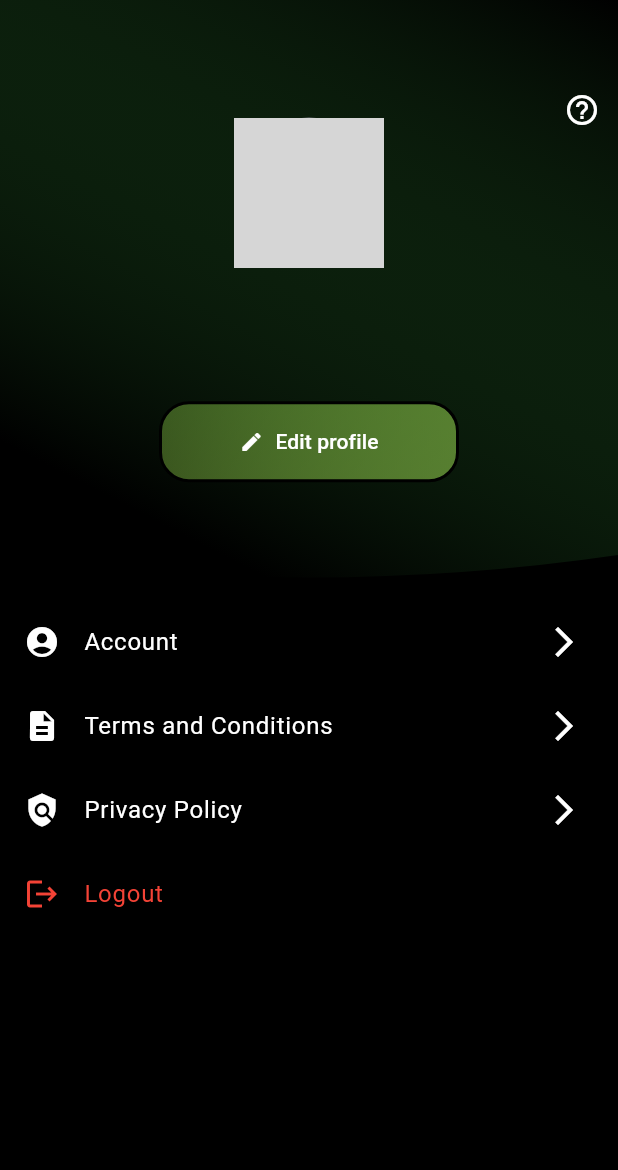
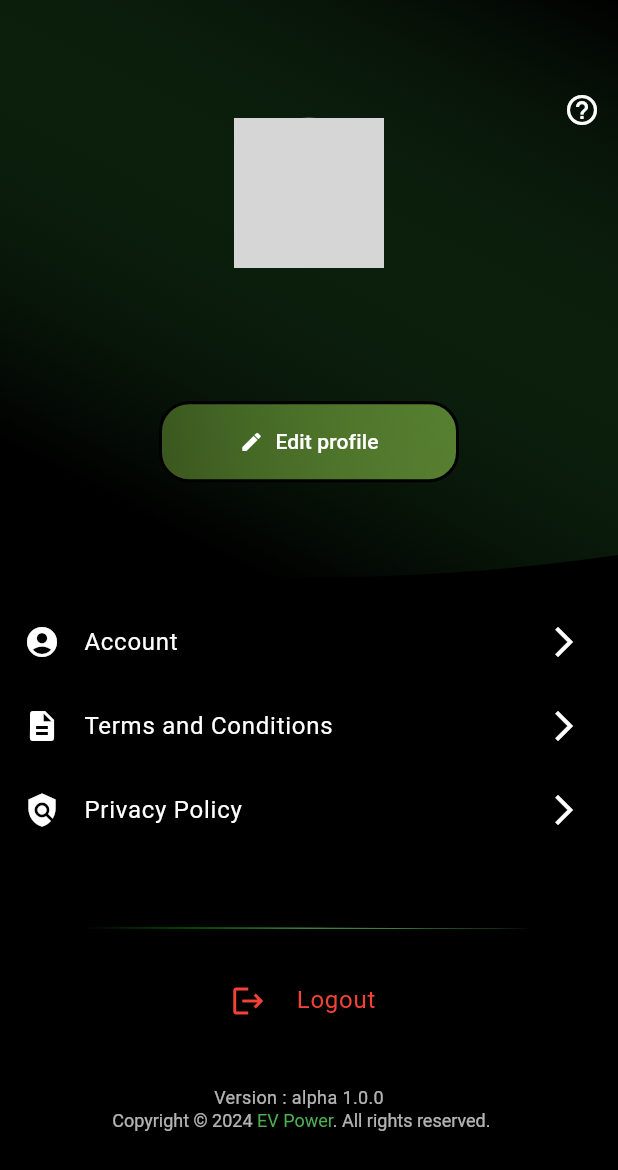
Before and after one commit to anishkumar-0502/EV_App_II, a Flutter app: the ProfilePage screen opened directly with empty values, on a phone screen of 412 x 824 dp. Shown: the top 1170 px of the screen. Run offline on Flutter 3.47's test engine with Material 3 defaults, Android fonts, the phone set to English and light mode, and no system bars; our stand-ins replace curved_navigation_bar, geolocator, google_maps_flutter, image_picker, intl_phone_field, shared_preferences and 1 more; missing offline and left inert: qr_code_scanner, razorpay_flutter; accounts and stored records are empty; network calls fail; grey boxes are pictures that could not be loaded.

Commit message:
Profile page updated

```diff
--- a/EV_APPLICATION_II/lib/src/pages/profile/profile.dart
+++ b/EV_APPLICATION_II/lib/src/pages/profile/profile.dart
@@ -319,20 +319,55 @@ class _ProfilePageState extends State<ProfilePage> {
                               ),
                             ),
                           ),
-                          SizedBox(width: 10,),
+                          SizedBox(width: 10,height: 50,),
+                          SizedBox(
+                            width: 300,
+                            child:CustomGradientDivider (),
+                          ),
+                          SizedBox(height: 20,),
                           GestureDetector(
                             onTap: () {
                               _logout(); // Correctly invoking the _logout function
                             },
                             child: Container(
-                              color: Colors.black, // No color change on tap
-
-                              child: const ListTile(
-                                title: Text('Logout', style: TextStyle(color: Colors.red)),
-                                leading: Icon(Icons.logout, color: Colors.red),
+                              // You can uncomment and use the decoration if needed
+                              // decoration: BoxDecoration(
+                              //   border: Border.all(
+                              //     width: 2,
+                              //   ),
+                              //   borderRadius: BorderRadius.circular(20),
+                              //   gradient: LinearGradient(
+                              //     colors: [
+                              //       Colors.redAccent.withOpacity(0.3), // Light red color with some transparency
+                              //       Colors.red.withOpacity(0.6),
+                              //     ],
+                              //     begin: Alignment.topLeft,
+                              //     end: Alignment.bottomRight,
+                              //   ),
+                              // ),
+                              child: ListTile(
+                                title: Row(
+                                  mainAxisAlignment: MainAxisAlignment.center, // Center the content horizontally
+                                  children: [
+                                    Icon(
+                                      Icons.logout,
+                                      color: Colors.red,
+                                    ),
+                                    SizedBox(width: 20), // Add some space between the icon and the text
+                                    Text(
+                                      'Logout',
+                                      style: TextStyle(
+                                        color: Colors.red,
+                                      ),
+                                    ),
+                                  ],
+                                ),
+                                onTap: _logout,
+                                hoverColor: Colors.red.withOpacity(0.1), // Light change when hovered or tapped
+                                splashColor: Colors.redAccent.withOpacity(0.2), // Splash effect on tap
                               ),
                             ),
-                          ),
+                          )
 
                         ],
                       ),
@@ -350,6 +385,32 @@ class _ProfilePageState extends State<ProfilePage> {
               child: const Icon(Icons.help_outline, color: Colors.white, ),
             ),
           ),
+          Positioned(
+            bottom: 70,
+            right: 85,
+            child: Column(
+              children: [
+                Text(
+                  'Version : alpha 1.0.0 ',
+                  style: TextStyle(color: Colors.white70, fontSize: 12),
+                ),
+                RichText(
+                  text: TextSpan(
+                    style: TextStyle(color: Colors.white70, fontSize: 12),
+                    children: [
+                      TextSpan(text: 'Copyright © 2024 '),
+                      TextSpan(
+                        text: 'EV Power',
+                        style: TextStyle(color: Colors.green),
+                      ),
+                      TextSpan(text: '. All rights reserved.'),
+                    ],
+                  ),
+                ),
+              ],
+            ),
+          ),
+
         ],
       ),
     );
@@ -370,3 +431,47 @@ class CustomClipPath extends CustomClipper<Path> {
   @override
   bool shouldReclip(CustomClipper<Path> oldClipper) => false;
 }
+
+
+class CustomGradientDivider extends StatelessWidget {
+  @override
+  Widget build(BuildContext context) {
+    return SizedBox(
+      height: 1.2, // Adjust this to change the overall height of the divider
+      child: CustomPaint(
+        painter: GradientPainter(),
+        child: const SizedBox.expand(),
+      ),
+    );
+  }
+}
+
+class GradientPainter extends CustomPainter {
+  @override
+  void paint(Canvas canvas, Size size) {
+    final paint = Paint()
+      ..shader = const LinearGradient(
+        begin: Alignment.centerLeft,
+        colors: [
+          Color.fromRGBO(0, 0, 0, 0.75), // Darker black shade
+          Color.fromRGBO(0, 128, 0, 0.75), // Darker green for blending
+          Colors.green, // Green color in the middle
+        ],
+        end: Alignment.center,
+      ).createShader(Rect.fromLTRB(0, 0, size.width, size.height));
+
+    final path = Path()
+      ..moveTo(0, size.height * 0.0)
+      ..quadraticBezierTo(size.width / 3, 0, size.width, size.height * 0.99)
+      ..lineTo(size.width, size.height)
+      ..lineTo(0, size.height)
+      ..close();
+
+    canvas.drawPath(path, paint);
+  }
+
+  @override
+  bool shouldRepaint(covariant CustomPainter oldDelegate) {
+    return false;
+  }
+}
```
Also changed, not shown: 2 other files.
